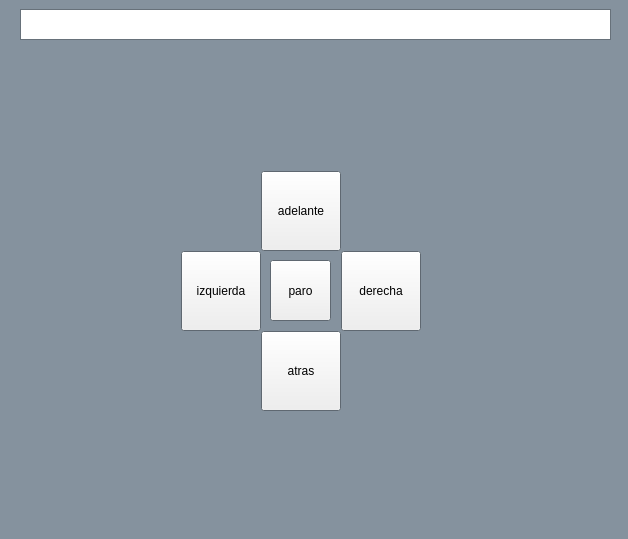
First picture: the form in P4/Qt/practica4/mainwindow.ui, repository EEGAA/interfacesClase25A, before the edit.
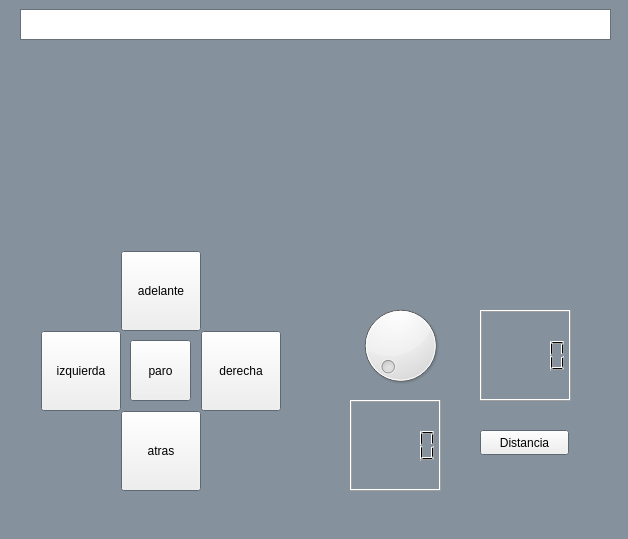
Second picture: the form after the edit.

Diff of the .ui file:
```diff
--- a/P4/Qt/practica4/mainwindow.ui
+++ b/P4/Qt/practica4/mainwindow.ui
@@ -73,8 +73,8 @@
    <widget class="QPushButton" name="pushButton">
     <property name="geometry">
      <rect>
-      <x>261</x>
-      <y>171</y>
+      <x>121</x>
+      <y>251</y>
       <width>80</width>
       <height>80</height>
      </rect>
@@ -86,8 +86,8 @@
    <widget class="QPushButton" name="pushButton_2">
     <property name="geometry">
      <rect>
-      <x>341</x>
-      <y>251</y>
+      <x>201</x>
+      <y>331</y>
       <width>80</width>
       <height>80</height>
      </rect>
@@ -99,8 +99,8 @@
    <widget class="QPushButton" name="pushButton_3">
     <property name="geometry">
      <rect>
-      <x>261</x>
-      <y>331</y>
+      <x>121</x>
+      <y>411</y>
       <width>80</width>
       <height>80</height>
      </rect>
@@ -112,8 +112,8 @@
    <widget class="QPushButton" name="pushButton_4">
     <property name="geometry">
      <rect>
-      <x>181</x>
-      <y>251</y>
+      <x>41</x>
+      <y>331</y>
       <width>80</width>
       <height>80</height>
      </rect>
@@ -125,8 +125,8 @@
    <widget class="QPushButton" name="pushButton_5">
     <property name="geometry">
      <rect>
-      <x>270</x>
-      <y>260</y>
+      <x>130</x>
+      <y>340</y>
       <width>61</width>
       <height>61</height>
      </rect>
@@ -135,6 +135,52 @@
      <string>paro</string>
     </property>
    </widget>
+   <widget class="QPushButton" name="pushButton_6">
+    <property name="geometry">
+     <rect>
+      <x>480</x>
+      <y>430</y>
+      <width>89</width>
+      <height>25</height>
+     </rect>
+    </property>
+    <property name="text">
+     <string>Distancia</string>
+    </property>
+   </widget>
+   <widget class="QLCDNumber" name="lcdNumber">
+    <property name="geometry">
+     <rect>
+      <x>480</x>
+      <y>310</y>
+      <width>91</width>
+      <height>91</height>
+     </rect>
+    </property>
+   </widget>
+   <widget class="QDial" name="dial">
+    <property name="geometry">
+     <rect>
+      <x>350</x>
+      <y>300</y>
+      <width>101</width>
+      <height>91</height>
+     </rect>
+    </property>
+    <property name="maximum">
+     <number>180</number>
+    </property>
+   </widget>
+   <widget class="QLCDNumber" name="lcdNumber_2">
+    <property name="geometry">
+     <rect>
+      <x>350</x>
+      <y>400</y>
+      <width>91</width>
+      <height>91</height>
+     </rect>
+    </property>
+   </widget>
   </widget>
  </widget>
  <resources/>
```
